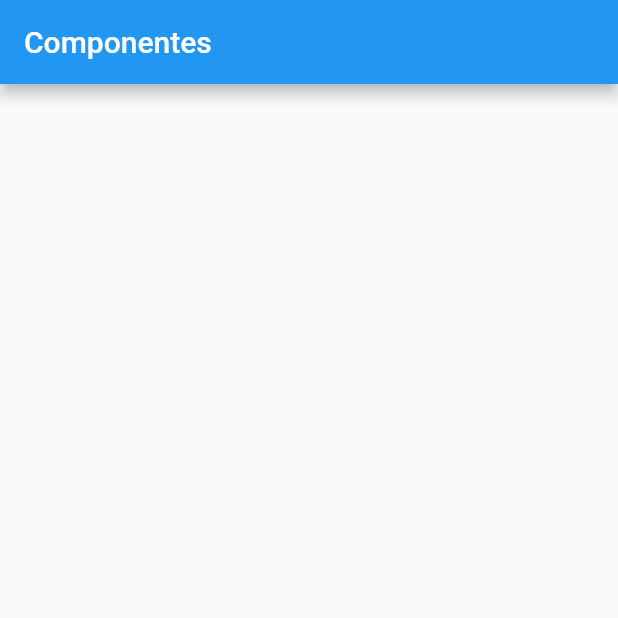
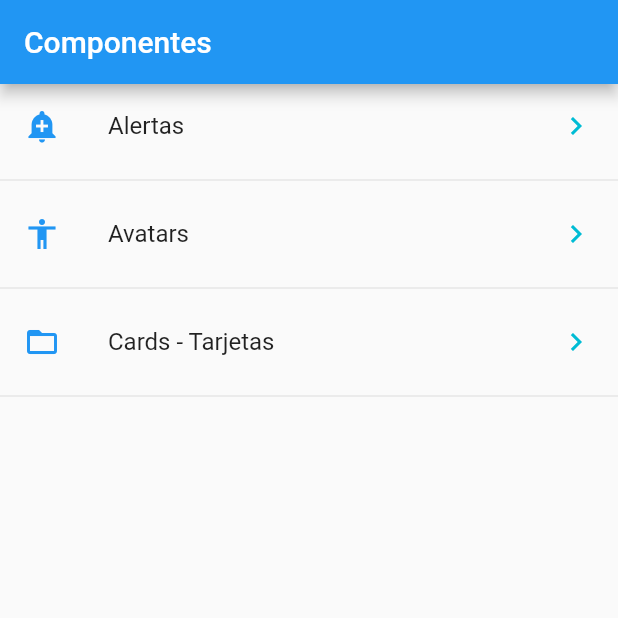
Before and after one commit to betanzos515/CursoFlutter, a Flutter app: the screen it shows after launch, on a phone screen of 412 x 824 dp, the top half of it. Run offline on Flutter 3.47's test engine with Material 2 defaults, Android fonts, the phone set to English and light mode, and no system bars.

Commit message:
Avances en el proyecto de Componentes

```diff
--- a/componentes/lib/src/pages/home_page.dart
+++ b/componentes/lib/src/pages/home_page.dart
@@ -1,5 +1,9 @@
-import 'package:componentes/src/pages/providers/menu_provider.dart';
+
+import 'package:componentes/src/providers/menu_provider.dart';
+import 'package:componentes/src/utils/icono_string_util.dart';
 import 'package:flutter/material.dart';
+
+import 'alert_page.dart';
 
 class HomePage extends StatelessWidget {
   @override
@@ -14,19 +18,42 @@ class HomePage extends StatelessWidget {
 
   Widget _lista() {
 
-    menuProvider.cargarData();
-    return ListView(
-      children: _listaItems(),
+    //Instancia de la clase menuProvider
+    //print(menuProvider.opciones);
+
+    return FutureBuilder(
+      future:menuProvider.cargarData(),
+      initialData: [],
+      builder: (context, AsyncSnapshot <List<dynamic>> snapshot){
+        return ListView(
+          children: _listaItems(snapshot.data,context),
+        );
+      },
     );
   }
 
-  List<Widget> _listaItems(){
-    return [
-      /* ListTile(title: Text('Hola Mundo'),),
-      Divider(),
-      ListTile(title: Text('Hola Mundo'),),
-      Divider(),
-      ListTile(title: Text('Hola Mundo'),) */
-    ];
+  List<Widget> _listaItems(List<dynamic> data,BuildContext context){
+    final List<Widget> opciones = [];
+
+    data.forEach((opc){
+      final widgetTemp = ListTile(
+        title: Text(opc['texto']),
+        leading: getIcon(opc['icon']),
+        trailing: Icon(Icons.keyboard_arrow_right, color: Colors.cyan),
+        onTap: (){
+          final route = MaterialPageRoute(
+            builder: (context){
+              return AlertPage();
+            }
+          );
+          Navigator.push(context,route);
+        },
+      );
+      opciones..add(widgetTemp)
+              ..add(Divider());
+    });
+
+    return opciones;
   }
-}
+
+}/* Cierre clase */
--- /dev/null
+++ b/componentes/lib/src/utils/icono_string_util.dart
@@ -0,0 +1,11 @@
+import 'package:flutter/material.dart';
+
+final _icons = <String, IconData>{
+  'add_alert': Icons.add_alert,
+  'accessibility': Icons.accessibility,
+  'folder_open': Icons.folder_open
+};
+
+Icon getIcon(String nombreIcono){
+  return Icon(_icons[nombreIcono], color: Colors.blue);
+}
```
Also changed, not shown: componentes/lib/src/pages/alert_page.dart (added, +18 -0 lines), componentes/lib/src/pages/providers/menu_provider.dart (deleted, +0 -17 lines), componentes/lib/src/providers/menu_provider.dart (added, +22 -0 lines), componentes/lib/src/pages/avatar.page.dart (added).
